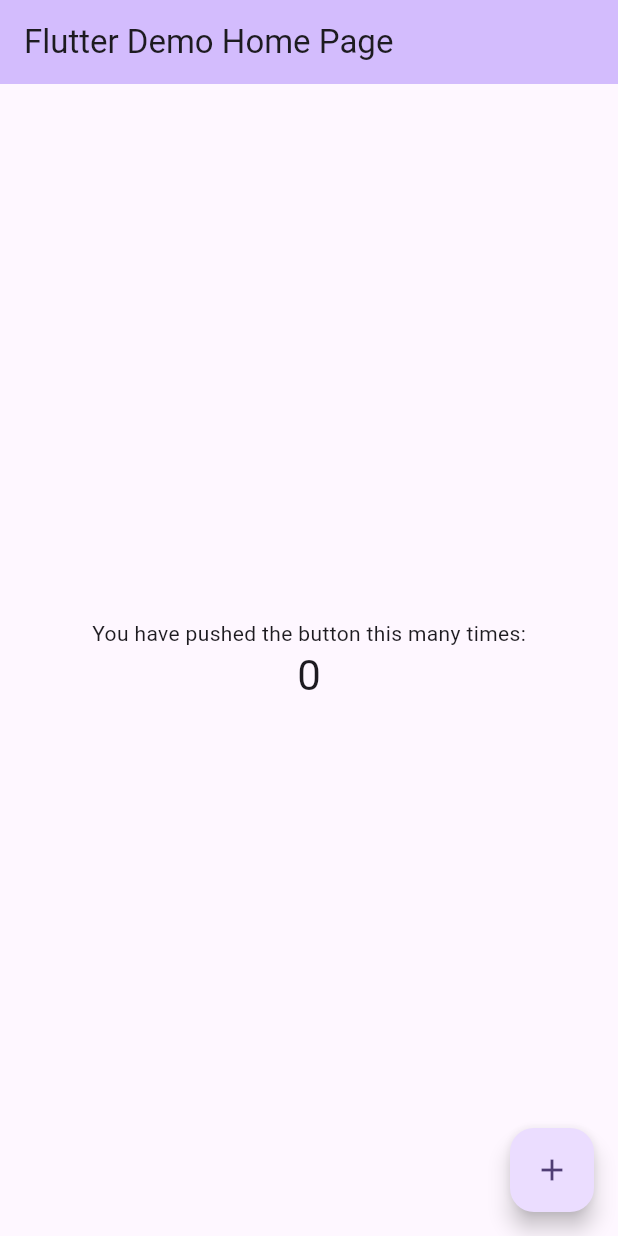
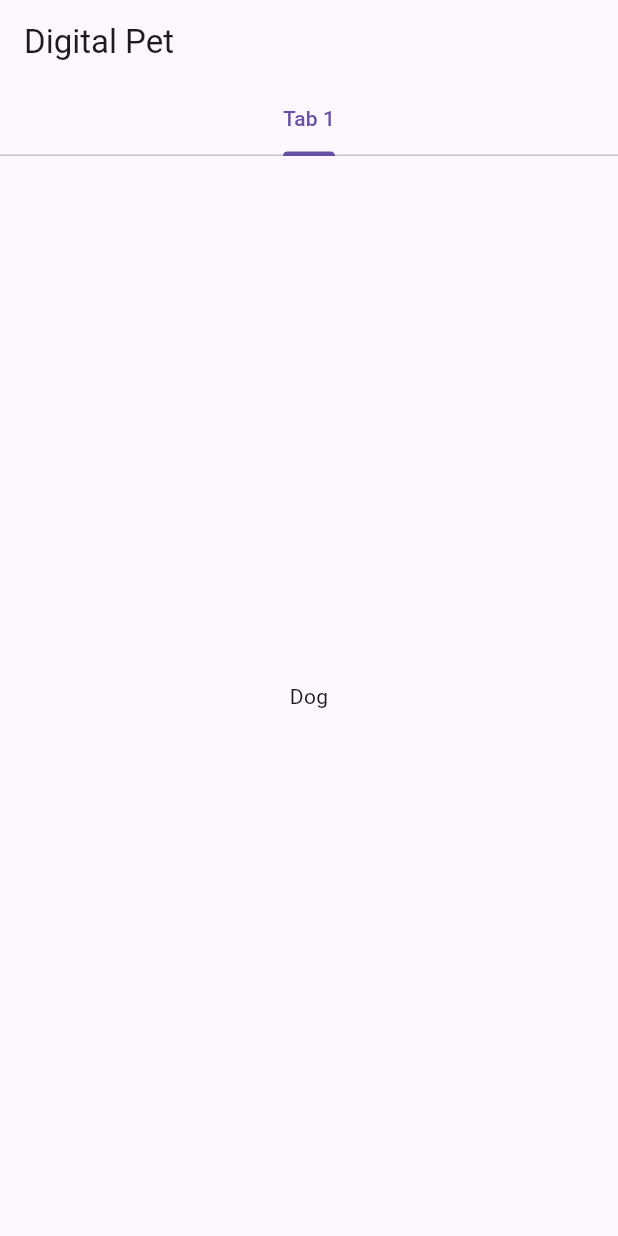
Before and after one commit to nikhilgoud003/digital_pet_app, a Flutter app: the screen it shows after launch, on a phone screen of 412 x 824 dp. Run offline on Flutter 3.47's test engine with Material 3 defaults, Android fonts, the phone set to English and light mode, and no system bars.

Commit message:
Implemented dog feature for digital pet

```diff
--- a/lib/main.dart
+++ b/lib/main.dart
@@ -1,125 +1,90 @@
 import 'package:flutter/material.dart';
 
 void main() {
-  runApp(const MyApp());
+  runApp(MyApp()); //start the app
 }
 
 class MyApp extends StatelessWidget {
-  const MyApp({super.key});
-
-  // This widget is the root of your application.
   @override
   Widget build(BuildContext context) {
     return MaterialApp(
-      title: 'Flutter Demo',
-      theme: ThemeData(
-        // This is the theme of your application.
-        //
-        // TRY THIS: Try running your application with "flutter run". You'll see
-        // the application has a purple toolbar. Then, without quitting the app,
-        // try changing the seedColor in the colorScheme below to Colors.green
-        // and then invoke "hot reload" (save your changes or press the "hot
-        // reload" button in a Flutter-supported IDE, or press "r" if you used
-        // the command line to start the app).
-        //
-        // Notice that the counter didn't reset back to zero; the application
-        // state is not lost during the reload. To reset the state, use hot
-        // restart instead.
-        //
-        // This works for code too, not just values: Most code changes can be
-        // tested with just a hot reload.
-        colorScheme: ColorScheme.fromSeed(seedColor: Colors.deepPurple),
-        useMaterial3: true,
+      home: DefaultTabController(
+        length: 1,
+        child: _TabsNonScrollableDemo(),
       ),
-      home: const MyHomePage(title: 'Flutter Demo Home Page'),
     );
   }
 }
 
-class MyHomePage extends StatefulWidget {
-  const MyHomePage({super.key, required this.title});
+class _TabsNonScrollableDemo extends StatefulWidget {
+  @override
+  __TabsNonScrollableDemoState createState() => __TabsNonScrollableDemoState();
+}
 
-  // This widget is the home page of your application. It is stateful, meaning
-  // that it has a State object (defined below) that contains fields that affect
-  // how it looks.
+class __TabsNonScrollableDemoState extends State<_TabsNonScrollableDemo>
+    with SingleTickerProviderStateMixin, RestorationMixin {
+  late TabController _tabController;
 
-  // This class is the configuration for the state. It holds the values (in this
-  // case the title) provided by the parent (in this case the App widget) and
-  // used by the build method of the State. Fields in a Widget subclass are
-  // always marked "final".
-
-  final String title;
+  final RestorableInt tabIndex = RestorableInt(0);
 
   @override
-  State<MyHomePage> createState() => _MyHomePageState();
-}
+  String get restorationId => 'tab_non_scrollable_demo';
 
-class _MyHomePageState extends State<MyHomePage> {
-  int _counter = 0;
+  @override
+  void restoreState(RestorationBucket? oldBucket, bool initialRestore) {
+    registerForRestoration(tabIndex, 'tab_index');
+    _tabController.index = tabIndex.value;
+  }
 
-  void _incrementCounter() {
-    setState(() {
-      // This call to setState tells the Flutter framework that something has
-      // changed in this State, which causes it to rerun the build method below
-      // so that the display can reflect the updated values. If we changed
-      // _counter without calling setState(), then the build method would not be
-      // called again, and so nothing would appear to happen.
-      _counter++;
+  @override
+  void initState() {
+    super.initState();
+    _tabController = TabController(
+      initialIndex: 0,
+      length: 1,
+      vsync: this,
+    );
+    _tabController.addListener(() {
+      setState(() {
+        tabIndex.value = _tabController.index;
+      });
     });
   }
 
   @override
+  void dispose() {
+    _tabController.dispose();
+    tabIndex.dispose();
+    super.dispose();
+  }
+
+  @override
   Widget build(BuildContext context) {
-    // This method is rerun every time setState is called, for instance as done
-    // by the _incrementCounter method above.
-    //
-    // The Flutter framework has been optimized to make rerunning build methods
-    // fast, so that you can just rebuild anything that needs updating rather
-    // than having to individually change instances of widgets.
+// For the ToDo task hint: consider defining the widget and name of the tabs here
+    final tabs = ['Tab 1'];
+
     return Scaffold(
       appBar: AppBar(
-        // TRY THIS: Try changing the color here to a specific color (to
-        // Colors.amber, perhaps?) and trigger a hot reload to see the AppBar
-        // change color while the other colors stay the same.
-        backgroundColor: Theme.of(context).colorScheme.inversePrimary,
-        // Here we take the value from the MyHomePage object that was created by
-        // the App.build method, and use it to set our appbar title.
-        title: Text(widget.title),
-      ),
-      body: Center(
-        // Center is a layout widget. It takes a single child and positions it
-        // in the middle of the parent.
-        child: Column(
-          // Column is also a layout widget. It takes a list of children and
-          // arranges them vertically. By default, it sizes itself to fit its
-          // children horizontally, and tries to be as tall as its parent.
-          //
-          // Column has various properties to control how it sizes itself and
-          // how it positions its children. Here we use mainAxisAlignment to
-          // center the children vertically; the main axis here is the vertical
-          // axis because Columns are vertical (the cross axis would be
-          // horizontal).
-          //
-          // TRY THIS: Invoke "debug painting" (choose the "Toggle Debug Paint"
-          // action in the IDE, or press "p" in the console), to see the
-          // wireframe for each widget.
-          mainAxisAlignment: MainAxisAlignment.center,
-          children: <Widget>[
-            const Text(
-              'You have pushed the button this many times:',
-            ),
-            Text(
-              '$_counter',
-              style: Theme.of(context).textTheme.headlineMedium,
-            ),
+        automaticallyImplyLeading: false,
+        title: Text(
+          'Digital Pet',
+        ),
+        bottom: TabBar(
+          controller: _tabController,
+          isScrollable: false,
+          tabs: [
+            for (final tab in tabs) Tab(text: tab),
           ],
         ),
       ),
-      floatingActionButton: FloatingActionButton(
-        onPressed: _incrementCounter,
-        tooltip: 'Increment',
-        child: const Icon(Icons.add),
-      ), // This trailing comma makes auto-formatting nicer for build methods.
+      body: TabBarView(
+        controller: _tabController,
+        children: [
+          Center(
+            child: Text('Dog'),
+          )
+        ],
+      ),
     );
   }
 }
```
